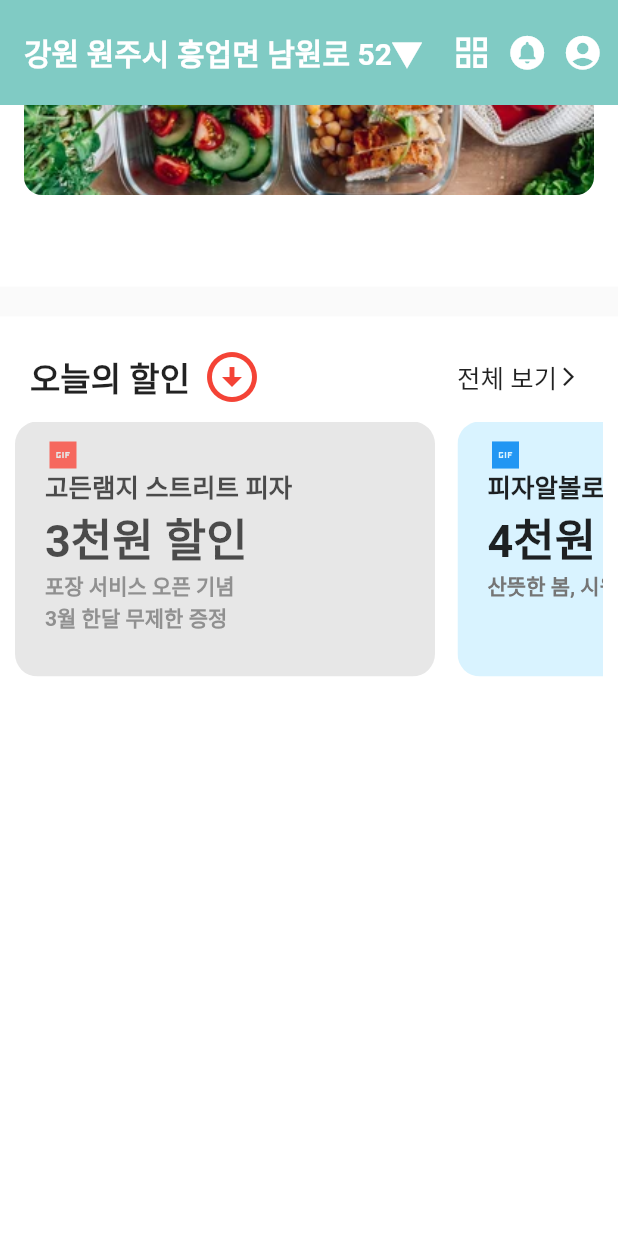
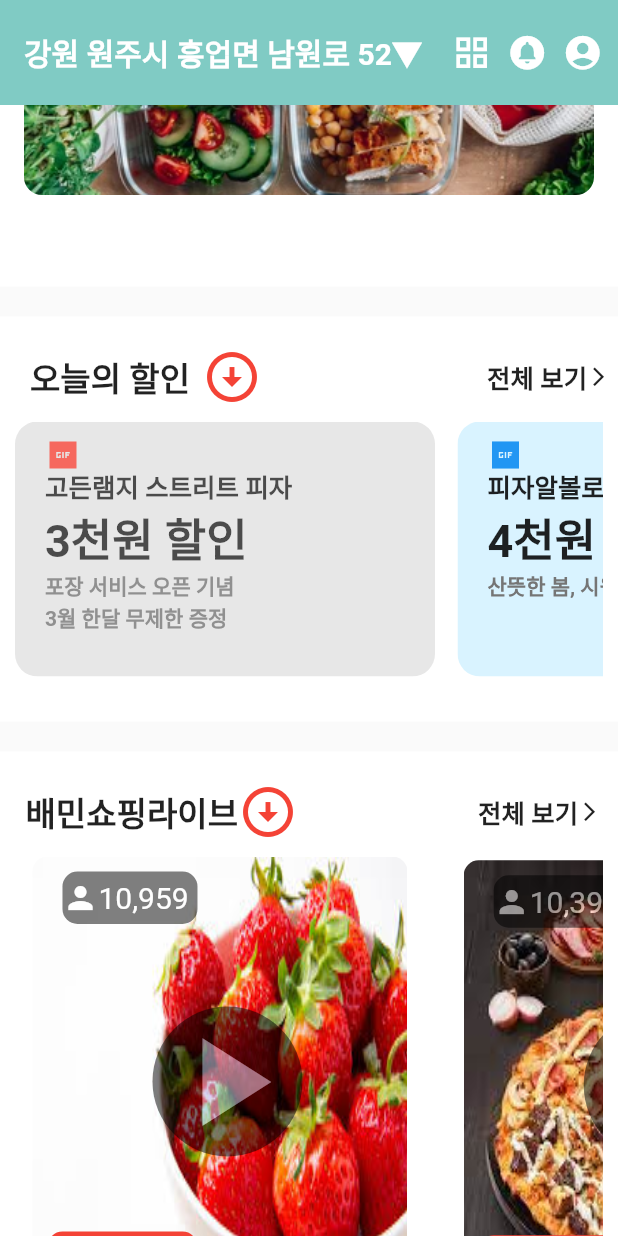
Before and after one commit to chihyeonwon/Flutter_Baemin, a Flutter app: the screen it shows after launch, scrolled down 1152 dp, on a phone screen of 412 x 824 dp. Run offline on Flutter 3.47's test engine with Material 2 defaults, Android fonts, the phone set to English and light mode, and no system bars; drawn by our look-alikes of carousel_slider.

Commit message:
전체 컨테이너의 높이 수정

```diff
--- a/lib/sale.dart
+++ b/lib/sale.dart
@@ -10,7 +10,7 @@
       child: Material(
         child: Container(
           width: 1000.0,
-          height: 650.0,
+          height: 270.0,
           color: Colors.white,
           child: Column(
             children: [
@@ -40,13 +40,14 @@
                         ),
                         Padding(
                           padding: const EdgeInsets.only(
-                            left: 130.0,
+                            left: 150.0,
                           ),
                           child: Row(
                             children: [
                               Text('전체 보기',
                                   style: TextStyle(
                                     fontSize: 17.0,
+                                    fontWeight: FontWeight.bold,
                                   )),
                               Icon(
                                 Icons.arrow_forward_ios,
```
